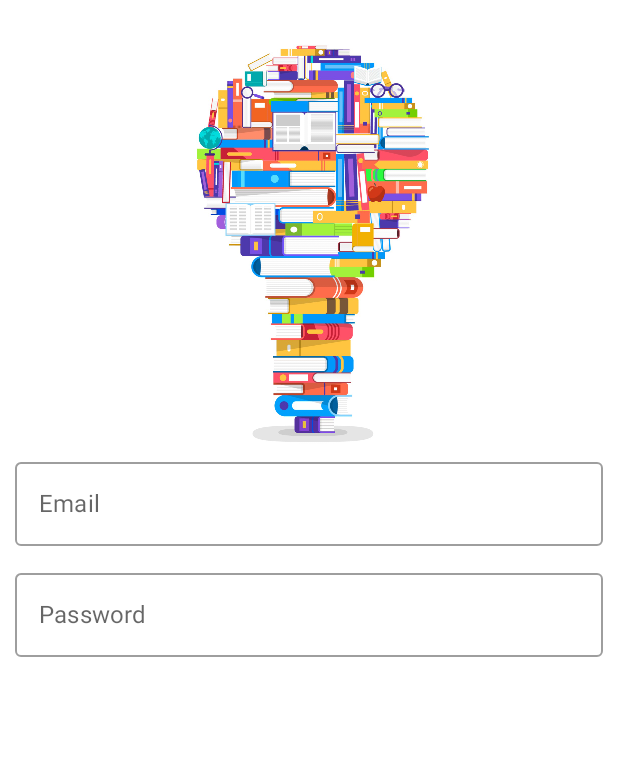
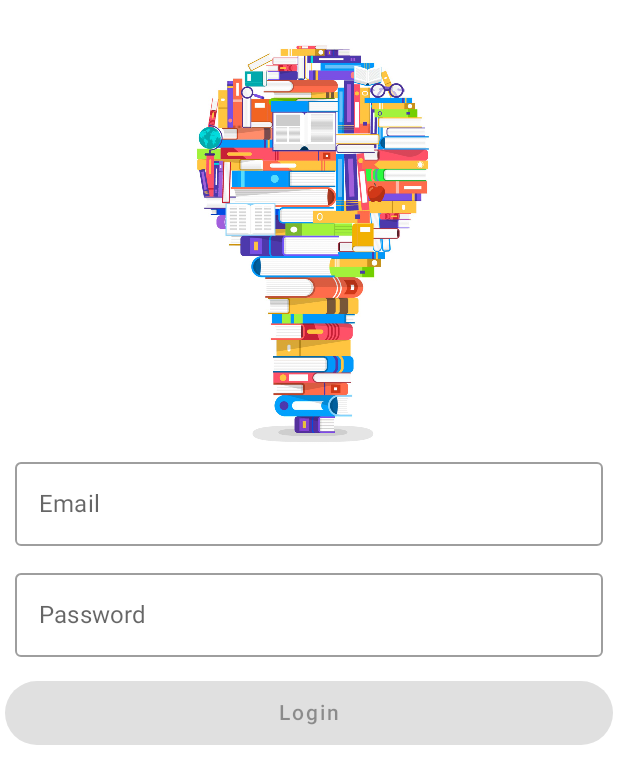
Before and after one commit to OneDudeDesign/Jet_Reader, an Android app built with Jetpack Compose: the screen it shows after launch (MainActivity), on a phone screen of 412 x 824 dp. Shown: the top 784 px of the screen. Run offline under Robolectric (Android 15) with nearby library versions, the light colour scheme and no system bars; our stand-ins replace Dagger/Hilt's generated code.

Commit message:
Login button added and loging to logcat when enabled and pressed

```diff
--- a/app/src/main/java/com/onedudedesign/jetreader/screens/login/ReaderLoginScreen.kt
+++ b/app/src/main/java/com/onedudedesign/jetreader/screens/login/ReaderLoginScreen.kt
@@ -4,6 +4,7 @@ import android.util.Log
 import androidx.compose.foundation.background
 import androidx.compose.foundation.layout.*
 import androidx.compose.foundation.rememberScrollState
+import androidx.compose.foundation.shape.CircleShape
 import androidx.compose.foundation.text.KeyboardActions
 import androidx.compose.foundation.text.KeyboardOptions
 import androidx.compose.foundation.verticalScroll
@@ -102,6 +103,38 @@ fun UserForm(
             }
         )
 
+        SubmitButton(
+            textId = if (isCreateAccount) "Create Account" else "Login",
+            loading = loading,
+            validInputs = valid
+        ) {
+            onDone(email.value.trim(), password.value.trim())
+        }
+
+
     }
 
 }
+
+@Composable
+fun SubmitButton(
+    textId: String,
+    loading: Boolean,
+    validInputs: Boolean,
+    onClick: () -> Unit
+) {
+
+    Button(
+        onClick = onClick,
+        modifier = Modifier
+            .padding(3.dp)
+            .fillMaxWidth(),
+        enabled = !loading && validInputs,
+        shape = CircleShape
+    ) {
+        if (loading) CircularProgressIndicator(modifier = Modifier.size(25.dp))
+        else Text(text = textId, modifier = Modifier.padding(5.dp))
+
+    }
+
+}
```
